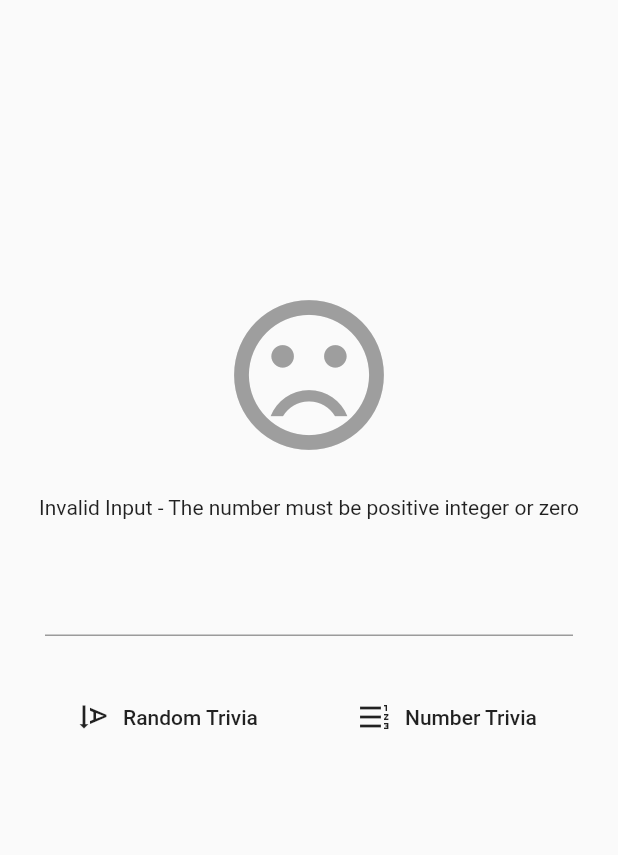
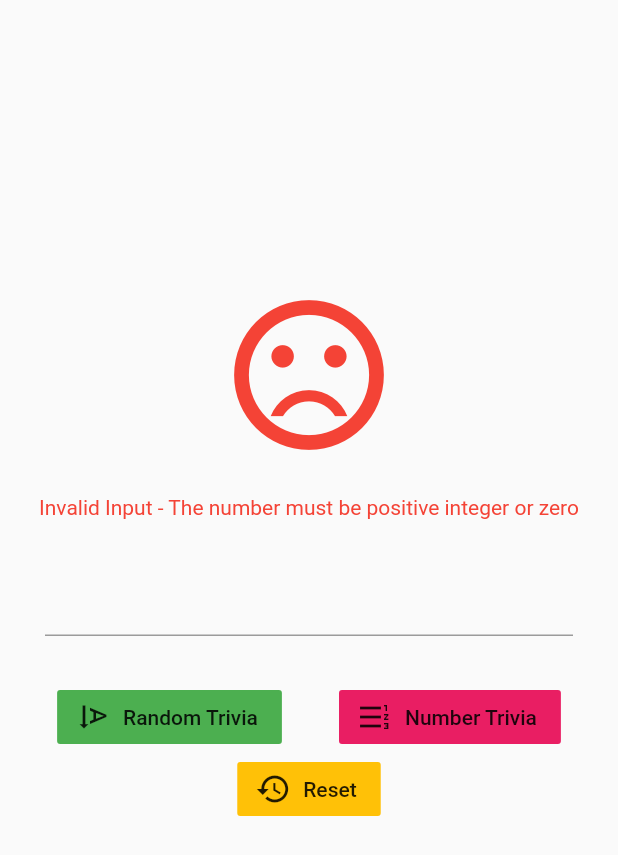
Before and after one commit to xenSlayer/clean_arch_practice, a Flutter app: the screen it shows after launch, after a tap on "Random Trivia", after a tap on "Number Trivia", on a phone screen of 412 x 824 dp. Shown: the top 855 px of the screen. Run offline on Flutter 3.47's test engine with Material 2 defaults, Android fonts, the phone set to English and light mode, and no system bars; our stand-ins replace bloc, dartz, data_connection_checker, equatable, flutter_bloc, get_it and 1 more; network calls fail.

Commit message:
widget fixes

```diff
--- a/lib/features/number_trivia/presentation/pages/number_trivia_page.dart
+++ b/lib/features/number_trivia/presentation/pages/number_trivia_page.dart
@@ -1,8 +1,8 @@
-import '../../domain/entities/number_trivia.dart';
 import 'package:flutter/material.dart';
 import 'package:flutter_bloc/flutter_bloc.dart';
 
 import '../../../../injection_container.dart';
+import '../../domain/entities/number_trivia.dart';
 import '../bloc/number_trivia_bloc.dart';
 
 class NumberTriviaPage extends StatelessWidget {
@@ -26,8 +26,8 @@ class NumberTriviaPage extends StatelessWidget {
               if (state is EmptyState) {
                 return Container(
                   width: size.width,
-                  height: 500,
-                  color: Colors.amber,
+                  height: 120,
+                  color: Colors.white,
                   child: Center(child: Text("EMPTY STATE")),
                 );
               } else if (state is LoadedState) {
@@ -63,17 +63,25 @@ class TriviaController extends StatelessWidget {
           mainAxisAlignment: MainAxisAlignment.spaceEvenly,
           children: [
             FlatButton.icon(
+              color: Colors.green,
                 onPressed: () => BlocProvider.of<NumberTriviaBloc>(context)
                     .add(GetTriviaForRandomNumber()),
                 icon: Icon(Icons.text_rotation_down),
                 label: Text('Random Trivia')),
             FlatButton.icon(
+              color: Colors.pink,
                 onPressed: () => BlocProvider.of<NumberTriviaBloc>(context).add(
                     GetTriviaForConcreteNumber(numberString: controller.text)),
                 icon: Icon(Icons.format_list_numbered_rtl),
                 label: Text('Number Trivia'))
           ],
-        )
+        ),
+        FlatButton.icon(
+          color: Colors.amber,
+            onPressed: () => BlocProvider.of<NumberTriviaBloc>(context)
+                .add(GetTriviaForRandomNumber()),
+            icon: Icon(Icons.restore),
+            label: Text('Reset'))
       ],
     );
   }
@@ -151,10 +159,10 @@ class ErrorLoading extends StatelessWidget {
                 child: Icon(
               Icons.sentiment_very_dissatisfied,
               size: 120,
-              color: Colors.grey,
+              color: Colors.red,
             )),
           ),
-          Text(message)
+          Text(message, style: TextStyle(color: Colors.red))
         ],
       ),
     );
--- a/pubspec.yaml
+++ b/pubspec.yaml
@@ -17,6 +17,7 @@ dependencies:
   http:
   shared_preferences: ^0.5.3+4
   cupertino_icons: ^0.1.3
+  animations: ^1.1.2
 
 
 dev_dependencies:
```
Also changed, not shown: pubspec.lock.
